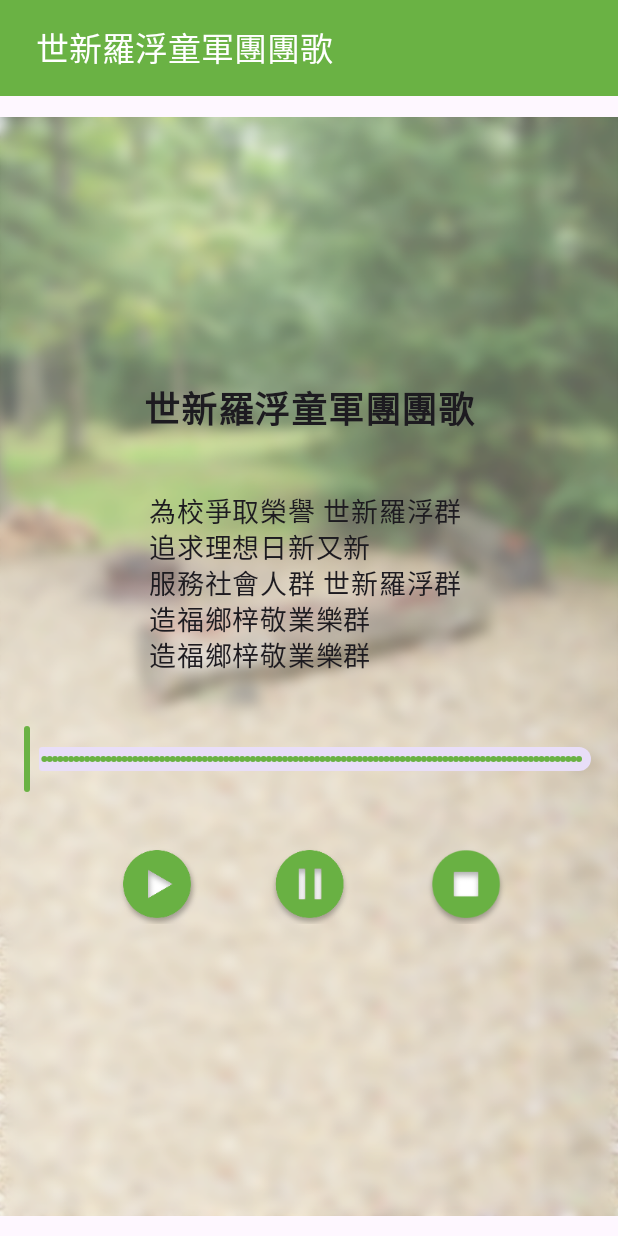
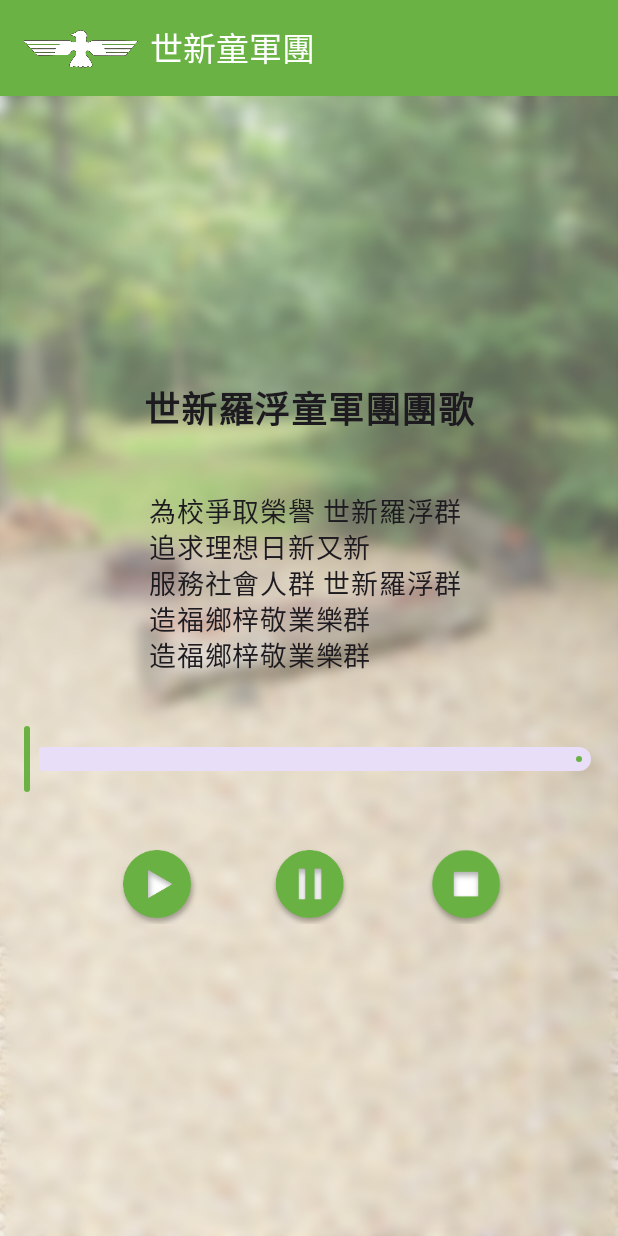
Before and after one commit to LittleZombie/SHU-Rover-331, an Android app built with Jetpack Compose: the screen it shows after launch (MainActivity), after a tap on "世新羅浮童軍團團歌", on a phone screen of 412 x 824 dp. Run offline under Robolectric (Android 15) with nearby library versions, the phone set to English and light mode, and no system bars.

Commit message:
Fix bug.

```diff
--- a/app/src/main/java/com/littlezombie/shurover/view/compose/ShuScoutApp.kt
+++ b/app/src/main/java/com/littlezombie/shurover/view/compose/ShuScoutApp.kt
@@ -1,16 +1,13 @@
 package com.littlezombie.shurover.view.compose
 
 import android.app.Activity
-import android.media.MediaPlayer
 import android.view.WindowManager
 import androidx.compose.runtime.Composable
 import androidx.compose.ui.platform.LocalContext
 import androidx.navigation.NavHostController
-import androidx.navigation.NavType
 import androidx.navigation.compose.NavHost
 import androidx.navigation.compose.composable
 import androidx.navigation.compose.rememberNavController
-import androidx.navigation.navArgument
 import com.littlezombie.shurover.view.compose.home.HomeScreen
 import com.littlezombie.shurover.view.compose.play.PlaySongScreen
 import com.littlezombie.shurover.viewmodel.SongViewModel
@@ -29,35 +26,17 @@ fun ShuScoutNavHost(
     val context = LocalContext.current
     NavHost(navController = navController, startDestination = Screen.Home.route) {
         composable(route = Screen.Home.route) {
-            HomeScreen(navController = navController)
+            HomeScreen(navController = navController, viewModel = viewModel)
         }
-        composable(
-            route = "${Screen.PlayMusic.route}/{songName}/{fileName}/{lyrics}",
-            arguments = listOf(
-                navArgument("songName") { type = NavType.StringType },
-                navArgument("fileName") { type = NavType.StringType },
-                navArgument("lyrics") { type = NavType.StringType }
-            )
-        ) { backStackEntry ->
-            val songName = backStackEntry.arguments?.getString("songName").orEmpty()
-            val fileName = backStackEntry.arguments?.getString("fileName").orEmpty()
-            val lyrics = backStackEntry.arguments?.getString("lyrics").orEmpty()
-
-            val resId = context.resources.getIdentifier(fileName, "raw", context.packageName)
-            val mediaPlayer = MediaPlayer.create(context, resId)
-            viewModel.setMediaPlayer(mediaPlayer)
-
+        composable(route = Screen.PlayMusic.route) {
             PlaySongScreen(
-                navController = navController,
-                songName = songName,
-                lyrics = lyrics,
                 onKeepScreenOn = {
                     (context as? Activity)?.window?.addFlags(WindowManager.LayoutParams.FLAG_KEEP_SCREEN_ON)
                 },
                 clearKeepScreenOn = {
                     (context as? Activity)?.window?.clearFlags(WindowManager.LayoutParams.FLAG_KEEP_SCREEN_ON)
                 },
-                songViewModel = viewModel
+                viewModel = viewModel
             )
         }
     }
--- a/app/src/main/java/com/littlezombie/shurover/view/compose/home/HomeScreen.kt
+++ b/app/src/main/java/com/littlezombie/shurover/view/compose/home/HomeScreen.kt
@@ -37,6 +37,7 @@ import com.littlezombie.shurover.view.ui.theme.Dark_Green
 import com.littlezombie.shurover.view.ui.theme.Gray
 import com.littlezombie.shurover.view.ui.theme.Green
 import com.littlezombie.shurover.view.ui.theme.White
+import com.littlezombie.shurover.viewmodel.SongViewModel
 import kotlinx.coroutines.launch
 import scoutsongs.littlezombie.com.scoutsongs.R
 
@@ -50,25 +51,21 @@ enum class SongPage(@StringRes val titleResId: Int) {
 fun HomeScreen(
     modifier: Modifier = Modifier,
     pages: Array<SongPage> = SongPage.values(),
-    navController: NavController
+    navController: NavController,
+    viewModel: SongViewModel
 ) {
     val pagerState = rememberPagerState(pageCount = { pages.size })
-    val scrollBehavior = TopAppBarDefaults.enterAlwaysScrollBehavior()
 
     Scaffold(
-        modifier = modifier.nestedScroll(scrollBehavior.nestedScrollConnection),
-        topBar = {
-            HomeTopAppBar(
-                scrollBehavior = scrollBehavior,
-                modifier = modifier
-            )
-        }
+        modifier = modifier,
+        topBar = { HomeTopAppBar(modifier = modifier) }
     ) { contentPadding ->
         HomePagerScreen(
             modifier = Modifier.padding(top = contentPadding.calculateTopPadding()),
             pagerState = pagerState,
             pages = pages,
-            navController = navController
+            navController = navController,
+            viewModel = viewModel
         )
     }
 }
@@ -79,7 +76,8 @@ fun HomePagerScreen(
     modifier: Modifier = Modifier,
     pagerState: PagerState,
     pages: Array<SongPage>,
-    navController: NavController
+    navController: NavController,
+    viewModel: SongViewModel
 ) {
     Column(modifier) {
         val coroutineScope = rememberCoroutineScope()
@@ -120,11 +118,11 @@ fun HomePagerScreen(
         ) { index ->
             when (pages[index]) {
                 SongPage.SCOUT_SONG -> {
-                    ScoutSongScreen(modifier = modifier, navController)
+                    ScoutSongScreen(modifier = modifier, navController, viewModel)
                 }
 
                 SongPage.GROUP_SONG -> {
-                    GroupSongScreen(modifier = modifier, navController)
+                    GroupSongScreen(modifier = modifier, navController, viewModel)
                 }
             }
         }
@@ -134,10 +132,7 @@ fun HomePagerScreen(
 
 @OptIn(ExperimentalMaterial3Api::class)
 @Composable
-fun HomeTopAppBar(
-    scrollBehavior: TopAppBarScrollBehavior,
-    modifier: Modifier = Modifier
-) {
+fun HomeTopAppBar(modifier: Modifier = Modifier) {
     TopAppBar(
         modifier = modifier,
         colors = centerAlignedTopAppBarColors(
@@ -152,7 +147,6 @@ fun HomeTopAppBar(
                     Modifier.padding(start = 8.dp)
                 )
             }
-        },
-        scrollBehavior = scrollBehavior
+        }
     )
 }
--- a/app/src/main/java/com/littlezombie/shurover/view/compose/play/PlaySongScreen.kt
+++ b/app/src/main/java/com/littlezombie/shurover/view/compose/play/PlaySongScreen.kt
@@ -16,9 +16,8 @@ import androidx.compose.material3.ExperimentalMaterial3Api
 import androidx.compose.material3.IconButton
 import androidx.compose.material3.Scaffold
 import androidx.compose.material3.Slider
+import androidx.compose.material3.SliderDefaults
 import androidx.compose.material3.Text
-import androidx.compose.material3.TopAppBar
-import androidx.compose.material3.TopAppBarDefaults
 import androidx.compose.runtime.Composable
 import androidx.compose.runtime.DisposableEffect
 import androidx.compose.runtime.LaunchedEffect
@@ -29,13 +28,14 @@ import androidx.compose.runtime.rememberCoroutineScope
 import androidx.compose.runtime.setValue
 import androidx.compose.ui.Alignment
 import androidx.compose.ui.Modifier
+import androidx.compose.ui.graphics.Color
+import androidx.compose.ui.layout.ContentScale
 import androidx.compose.ui.res.painterResource
 import androidx.compose.ui.text.font.FontWeight
 import androidx.compose.ui.unit.dp
 import androidx.compose.ui.unit.sp
-import androidx.navigation.NavController
+import com.littlezombie.shurover.view.compose.home.HomeTopAppBar
 import com.littlezombie.shurover.view.ui.theme.Green
-import com.littlezombie.shurover.view.ui.theme.White
 import com.littlezombie.shurover.viewmodel.SongViewModel
 import kotlinx.coroutines.cancel
 import kotlinx.coroutines.delay
@@ -45,36 +45,35 @@ import scoutsongs.littlezombie.com.scoutsongs.R
 @OptIn(ExperimentalMaterial3Api::class)
 @Composable
 fun PlaySongScreen(
-    navController: NavController,
-    songName: String,
-    lyrics: String,
-    songViewModel: SongViewModel,
+    viewModel: SongViewModel,
     onKeepScreenOn: () -> Unit,
     clearKeepScreenOn: () -> Unit,
     modifier: Modifier = Modifier
 ) {
-    val duration = remember { songViewModel.getDuration() }
+    val duration = remember { viewModel.getDuration() }
     val scope = rememberCoroutineScope()
-    var currentPosition by remember { mutableStateOf(songViewModel.getCurrentPosition()) }
+    var currentPosition by remember { mutableStateOf(viewModel.getCurrentPosition()) }
+    val songName = viewModel.songName.orEmpty()
+    val lyrics = viewModel.lyrics.orEmpty()
 
     LaunchedEffect(key1 = currentPosition) {
-        currentPosition = songViewModel.getCurrentPosition()
+        currentPosition = viewModel.getCurrentPosition()
     }
 
     Scaffold(
-        topBar = { PlaySongTopAppBar(modifier, navController, songName) },
+        topBar = { HomeTopAppBar(modifier = modifier) },
         modifier = Modifier.fillMaxSize(),
         content = { innerPadding ->
             Box(
                 modifier = Modifier
                     .padding(innerPadding)
-                    .fillMaxSize(),
+                    .fillMaxSize()
             ) {
-                // 在此放置您的內容
                 Image(
                     painter = painterResource(id = R.drawable.mao2_back),
                     contentDescription = null,
-                    modifier = Modifier.fillMaxSize()
+                    modifier = Modifier.fillMaxSize(),
+                    contentScale = ContentScale.FillBounds
                 )
                 Column(
                     modifier = modifier.fillMaxSize(),
@@ -91,10 +90,13 @@ fun PlaySongScreen(
                         value = currentPosition,
                         onValueChange = {
                             currentPosition = it
-                            songViewModel.seekTo(currentPosition)
+                            viewModel.seekTo(currentPosition)
                         },
                         valueRange = 0f..duration.toFloat(),
-                        steps = 100
+                        colors = SliderDefaults.colors(
+                            activeTrackColor = Green,
+                            inactiveTickColor = Color.White
+                        )
                     )
                     Spacer(modifier = Modifier.height(16.dp))
                     Row(
@@ -106,10 +108,10 @@ fun PlaySongScreen(
                             modifier = Modifier.size(88.dp),
                             onClick = {
                                 onKeepScreenOn.invoke()
-                                songViewModel.startPlaying()
+                                viewModel.startPlaying()
                                 scope.launch {
-                                    while (songViewModel.isRunning()) {
-                                        currentPosition = songViewModel.getCurrentPosition()
+                                    while (viewModel.isRunning()) {
+                                        currentPosition = viewModel.getCurrentPosition()
                                         delay(1000)
                                     }
                                 }
@@ -124,7 +126,7 @@ fun PlaySongScreen(
                         IconButton(
                             modifier = Modifier.size(88.dp),
                             onClick = {
-                                songViewModel.pausePlaying()
+                                viewModel.pausePlaying()
                                 clearKeepScreenOn.invoke()
                             }
                         ) {
@@ -137,7 +139,7 @@ fun PlaySongScreen(
                         IconButton(
                             modifier = Modifier.size(88.dp),
                             onClick = {
-                                songViewModel.stop()
+                                viewModel.stop()
                                 currentPosition = 0f
                                 clearKeepScreenOn.invoke()
                             }
@@ -155,45 +157,8 @@ fun PlaySongScreen(
 
     DisposableEffect(Unit) {
         onDispose {
-            songViewModel.release()
+            viewModel.release()
             scope.cancel()
         }
     }
 }
-
-
-@OptIn(ExperimentalMaterial3Api::class)
-@Composable
-fun PlaySongTopAppBar(
-    modifier: Modifier = Modifier,
-    navController: NavController,
-    songName: String
-) {
-//    TopAppBar(
-//        modifier = Modifier.background(Dark_Green),
-//        title = {
-//            Text(text = songName)
-//        },
-//        navigationIcon = {
-//            IconButton(onClick = { navController.popBackStack() }) {
-//                Icon(Icons.Default.ArrowBack, contentDescription = "Back")
-//            }
-//        }
-//    )
-
-    TopAppBar(
-        modifier = modifier,
-        colors = TopAppBarDefaults.centerAlignedTopAppBarColors(
-            containerColor = Green,
-            titleContentColor = White
-        ),
-        title = {
-            Row(verticalAlignment = Alignment.CenterVertically) {
-                Text(
-                    text = songName,
-                    Modifier.padding(start = 8.dp)
-                )
-            }
-        }
-    )
-}
--- a/app/src/main/java/com/littlezombie/shurover/view/compose/scout/ScoutSongScreen.kt
+++ b/app/src/main/java/com/littlezombie/shurover/view/compose/scout/ScoutSongScreen.kt
@@ -1,5 +1,7 @@
 package com.littlezombie.shurover.view.compose.scout
 
+import android.content.Context
+import android.media.MediaPlayer
 import androidx.compose.foundation.lazy.LazyColumn
 import androidx.compose.foundation.lazy.itemsIndexed
 import androidx.compose.foundation.lazy.rememberLazyListState
@@ -10,18 +12,20 @@ import androidx.compose.ui.platform.LocalContext
 import androidx.navigation.NavController
 import com.littlezombie.shurover.view.compose.Screen
 import com.littlezombie.shurover.view.compose.item.SongItem
+import com.littlezombie.shurover.viewmodel.SongViewModel
 import scoutsongs.littlezombie.com.scoutsongs.R
 
 @Composable
 fun ScoutSongScreen(
     modifier: Modifier = Modifier,
-    navController: NavController
+    navController: NavController,
+    viewModel: SongViewModel
 ) {
-    ScoutSongScreen(navController)
+    ScoutSongScreen(navController, viewModel)
 }
 
 @Composable
-fun ScoutSongScreen(navController: NavController) {
+fun ScoutSongScreen(navController: NavController, viewModel: SongViewModel) {
     val context = LocalContext.current
     val scoutSongs =
         remember { context.resources.getStringArray(R.array.scout_songs_chinese_name).toList() }
@@ -34,9 +38,22 @@ fun ScoutSongScreen(navController: NavController) {
             SongItem(
                 name = songName,
                 onSongClicked = {
-                    navController.navigate("${Screen.PlayMusic.route}/$songName/$fileName/$lyrics")
+                    onSongItemClicked(context, viewModel, songName, fileName, lyrics)
+                    navController.navigate(Screen.PlayMusic.route)
                 }
             )
         }
     }
 }
+
+fun onSongItemClicked(
+    context: Context,
+    viewModel: SongViewModel,
+    songName: String,
+    fileName: String,
+    lyrics: String
+) {
+    val resId = context.resources.getIdentifier(fileName, "raw", context.packageName)
+    val mediaPlayer = MediaPlayer.create(context, resId)
+    viewModel.setPlaySongData(mediaPlayer, songName, lyrics)
+}
--- a/app/src/main/java/com/littlezombie/shurover/viewmodel/SongViewModel.kt
+++ b/app/src/main/java/com/littlezombie/shurover/viewmodel/SongViewModel.kt
@@ -7,9 +7,19 @@ import java.io.IOException
 class SongViewModel : ViewModel() {
 
     private var mediaPlayer: MediaPlayer? = null
+    var songName: String? = null
+        private set
+    var lyrics: String? = null
+        private set
 
-    fun setMediaPlayer(mediaPlayer: MediaPlayer) {
+    fun setPlaySongData(
+        mediaPlayer: MediaPlayer,
+        songName: String,
+        lyrics: String
+    ) {
         this.mediaPlayer = mediaPlayer
+        this.songName = songName
+        this.lyrics = lyrics
     }
 
     fun prepare() {
@@ -55,6 +65,8 @@ class SongViewModel : ViewModel() {
     fun release() {
         mediaPlayer?.release()
         mediaPlayer = null
+        songName = null
+        lyrics = null
     }
 
     override fun onCleared() {
```
Also changed, not shown: app/src/main/java/com/littlezombie/shurover/view/compose/group/GroupSongScreen.kt (+21 -4 lines).
